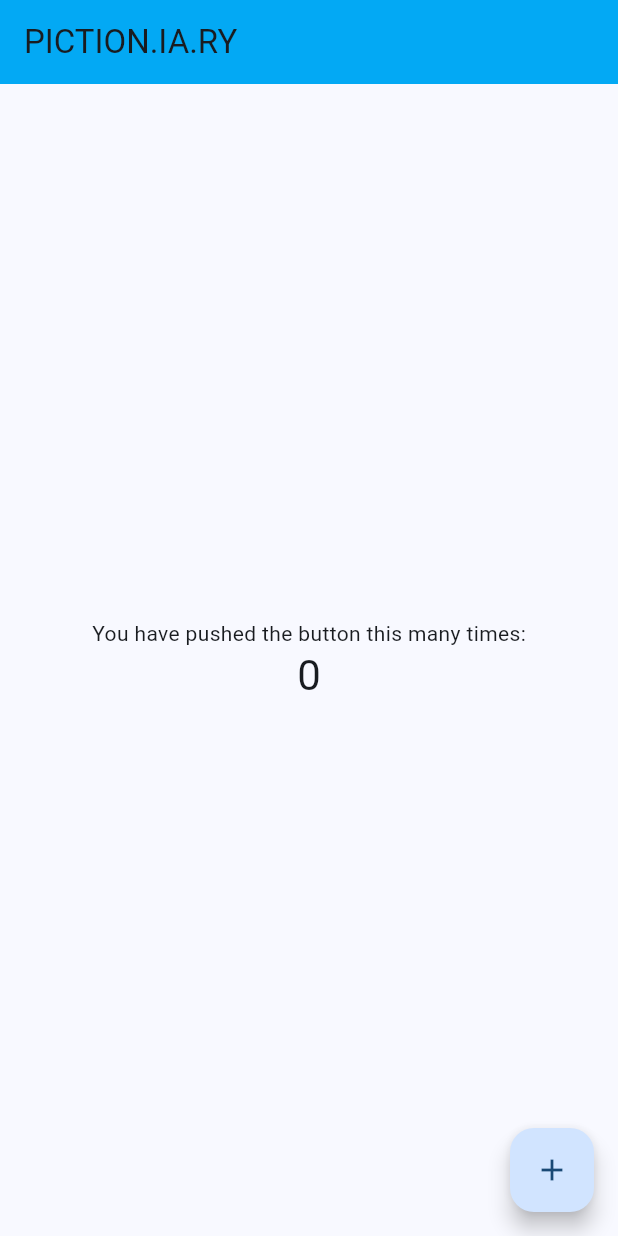
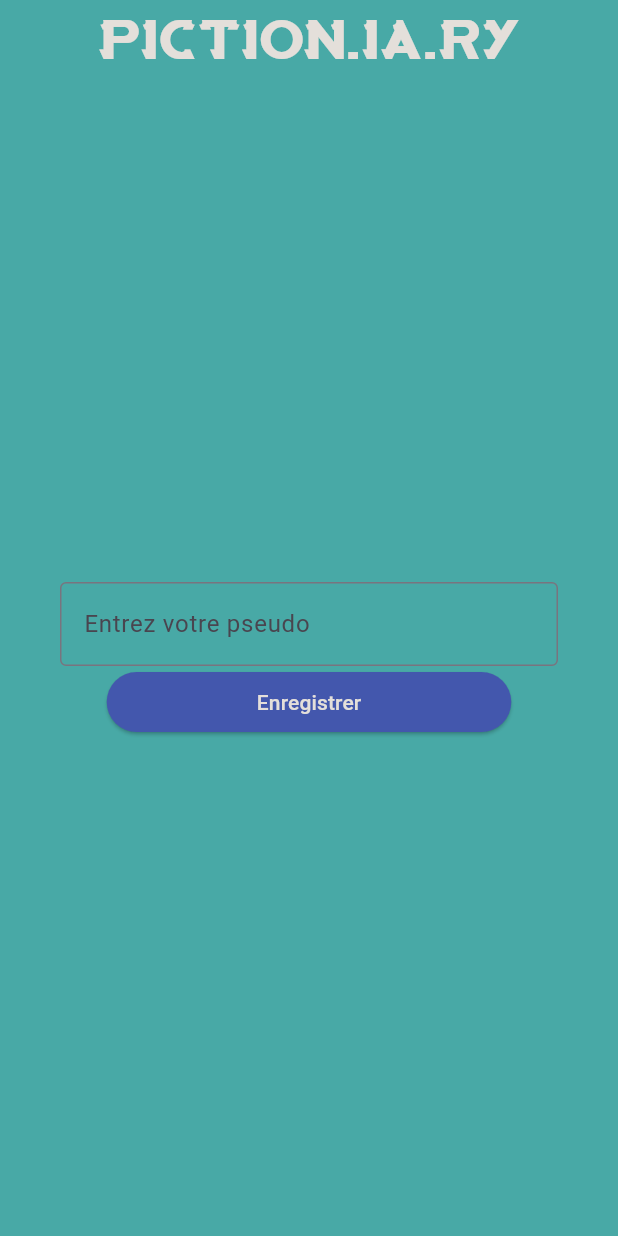
Before and after one commit to LudovicEvrin/pictioniary-ludo, a Flutter app: the screen it shows after launch, on a phone screen of 412 x 824 dp. Run offline on Flutter 3.47's test engine with Material 3 defaults, Android fonts, the phone set to English and light mode, and no system bars.

Commit message:
Identification UI

```diff
--- a/lib/main.dart
+++ b/lib/main.dart
@@ -1,4 +1,5 @@
 import 'package:flutter/material.dart';
+import 'package:pictionairy/ui/screens/identification.dart';
 
 void main() {
   runApp(const MyApp());
@@ -13,25 +14,38 @@ class MyApp extends StatelessWidget {
     return MaterialApp(
       title: 'PICTION.IA.RY',
       theme: ThemeData(
-        // This is the theme of your application.
-        //
-        // TRY THIS: Try running your application with "flutter run". You'll see
-        // the application has a purple toolbar. Then, without quitting the app,
-        // try changing the seedColor in the colorScheme below to Colors.green
-        // and then invoke "hot reload" (save your changes or press the "hot
-        // reload" button in a Flutter-supported IDE, or press "r" if you used
-        // the command line to start the app).
-        //
-        // Notice that the counter didn't reset back to zero; the application
-        // state is not lost during the reload. To reset the state, use hot
-        // restart instead.
-        //
-        // This works for code too, not just values: Most code changes can be
-        // tested with just a hot reload.
-        colorScheme: ColorScheme.fromSeed(seedColor: Colors.blue),
+        scaffoldBackgroundColor: const Color(0xFF48A9A6),
+        elevatedButtonTheme: ElevatedButtonThemeData(
+          style: ElevatedButton.styleFrom(
+            backgroundColor: const Color(0xFF4357AD),
+            foregroundColor: const Color(0xFFe4dfda),
+            padding: const EdgeInsets.fromLTRB(100, 10, 100, 10),
+          )
+        ),
+        inputDecorationTheme: const InputDecorationTheme(
+          border: OutlineInputBorder(),
+        ),
         useMaterial3: true,
       ),
-      home: const MyHomePage(title: 'PICTION.IA.RY'),
+      home: const Identification(),
+    );
+  }
+}
+
+class TitlePage extends StatelessWidget {
+  final String title;
+  const TitlePage({super.key, required this.title});
+  @override
+  Widget build(BuildContext context) {
+    return Text(
+      title,
+      style: const TextStyle(
+        fontFamily: 'Arcade',
+        fontSize: 40,
+        color: Color(0xFFe4dfda),
+      ),
+
+
     );
   }
 }
--- a/lib/ui/screens/identification.dart
+++ b/lib/ui/screens/identification.dart
@@ -1 +1,40 @@
 import 'package:flutter/material.dart';
+import 'package:pictionairy/main.dart';
+
+class Identification extends StatelessWidget {
+  const Identification({super.key});
+
+  @override
+  Widget build(BuildContext context) {
+    return Scaffold(
+      appBar: AppBar(
+        title: const TitlePage(
+          title: 'PICTION.IA.RY',
+        ),
+        centerTitle: true,
+        backgroundColor: const Color(0xFF48A9A6),
+      ),
+        body: Center(
+          child: Column(
+            mainAxisAlignment: MainAxisAlignment.center,
+            children: <Widget>[
+              Padding(
+                padding: const EdgeInsets.symmetric(horizontal: 40),
+                child: TextFormField(
+                    decoration: const InputDecoration(
+                      labelText: 'Entrez votre pseudo',
+                    ),
+                ),
+              ),
+              ElevatedButton(
+                  onPressed: () {
+                    debugPrint('salu');
+                  },
+                  child: const Text('Enregistrer'),
+              ),
+            ],
+          ),
+        ),
+    );
+  }
+  }
--- a/pubspec.yaml
+++ b/pubspec.yaml
@@ -52,6 +52,10 @@ dev_dependencies:
 
 # The following section is specific to Flutter packages.
 flutter:
+  fonts:
+    - family: Arcade
+      fonts:
+        - asset: fonts/Arcade-MjVx.ttf
 
   # The following line ensures that the Material Icons font is
   # included with your application, so that you can use the icons in
```
Also changed, not shown: fonts/Arcade-MjVx.ttf (added), fonts/ArcadeBold-Kj7D.ttf (added), fonts/ArcadeBoldItalic-2wOw.ttf (added), fonts/ArcadeHollow-w41n.ttf (added), fonts/ArcadeHollowInverse-7LBl.ttf (added), fonts/ArcadeInverse-mvLx.ttf (added), fonts/ArcadeItalic-vomD.ttf (added), fonts/ArcadeLight-d196.ttf (added).
